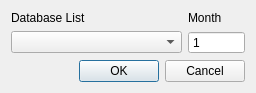
The window that ItshfSim/env/model.ui (lzhengp1986/AutoTechSim) describes before a commit, drawn with Qt 5.
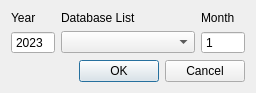
The same window after the commit.

What changed in the file:
```diff
--- a/ItshfSim/env/model.ui
+++ b/ItshfSim/env/model.ui
@@ -14,23 +14,7 @@
    <string>Circuit Model</string>
   </property>
   <layout class="QGridLayout" name="gridLayout">
-   <item row="1" column="0" colspan="3">
-    <widget class="QComboBox" name="list"/>
-   </item>
-   <item row="1" column="3">
-    <widget class="QSpinBox" name="month">
-     <property name="buttonSymbols">
-      <enum>QAbstractSpinBox::NoButtons</enum>
-     </property>
-     <property name="minimum">
-      <number>1</number>
-     </property>
-     <property name="maximum">
-      <number>12</number>
-     </property>
-    </widget>
-   </item>
-   <item row="2" column="0" colspan="4">
+   <item row="2" column="1" colspan="4">
     <widget class="QDialogButtonBox" name="btnBox">
      <property name="orientation">
       <enum>Qt::Horizontal</enum>
@@ -40,20 +24,59 @@
      </property>
     </widget>
    </item>
-   <item row="0" column="3">
-    <widget class="QLabel" name="mLabel">
+   <item row="0" column="4">
+    <widget class="QLabel" name="monthLabel">
      <property name="text">
       <string>Month</string>
      </property>
     </widget>
    </item>
-   <item row="0" column="0" colspan="3">
+   <item row="1" column="0">
+    <widget class="QSpinBox" name="year">
+     <property name="buttonSymbols">
+      <enum>QAbstractSpinBox::NoButtons</enum>
+     </property>
+     <property name="minimum">
+      <number>2020</number>
+     </property>
+     <property name="maximum">
+      <number>9999</number>
+     </property>
+     <property name="value">
+      <number>2023</number>
+     </property>
+    </widget>
+   </item>
+   <item row="1" column="1" colspan="3">
+    <widget class="QComboBox" name="list"/>
+   </item>
+   <item row="1" column="4">
+    <widget class="QSpinBox" name="month">
+     <property name="buttonSymbols">
+      <enum>QAbstractSpinBox::NoButtons</enum>
+     </property>
+     <property name="minimum">
+      <number>1</number>
+     </property>
+     <property name="maximum">
+      <number>12</number>
+     </property>
+    </widget>
+   </item>
+   <item row="0" column="1" colspan="3">
     <widget class="QLabel" name="dbLabel">
      <property name="text">
       <string>Database List</string>
      </property>
     </widget>
    </item>
+   <item row="0" column="0">
+    <widget class="QLabel" name="yearLabel">
+     <property name="text">
+      <string>Year</string>
+     </property>
+    </widget>
+   </item>
   </layout>
  </widget>
  <resources/>
```
